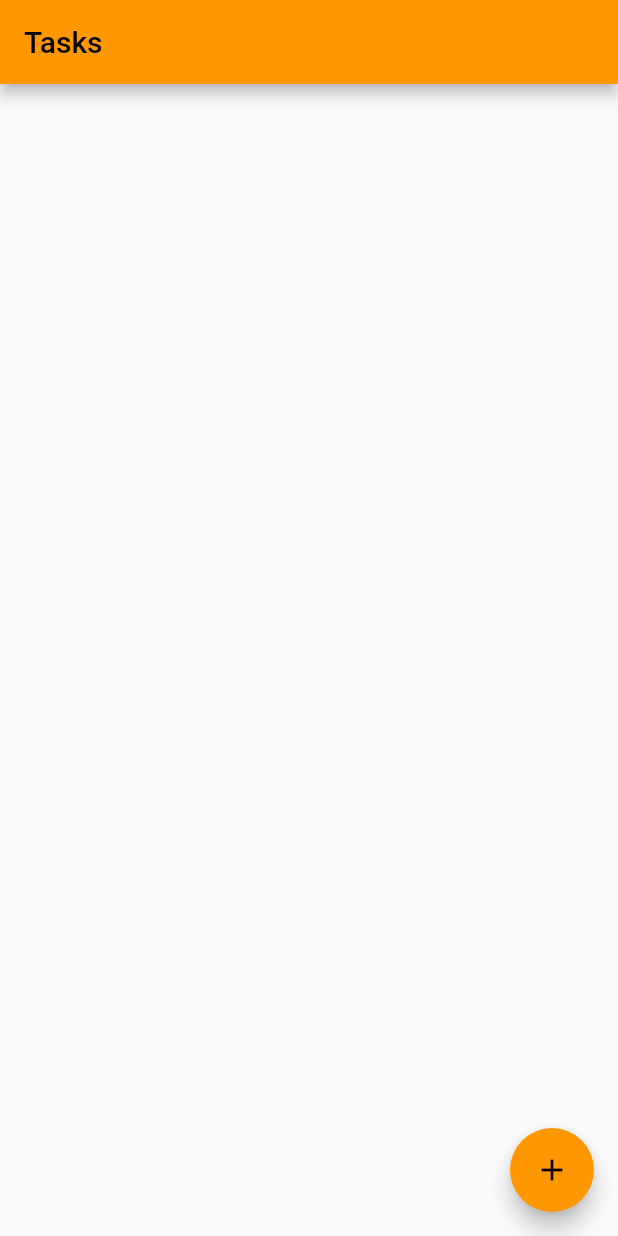
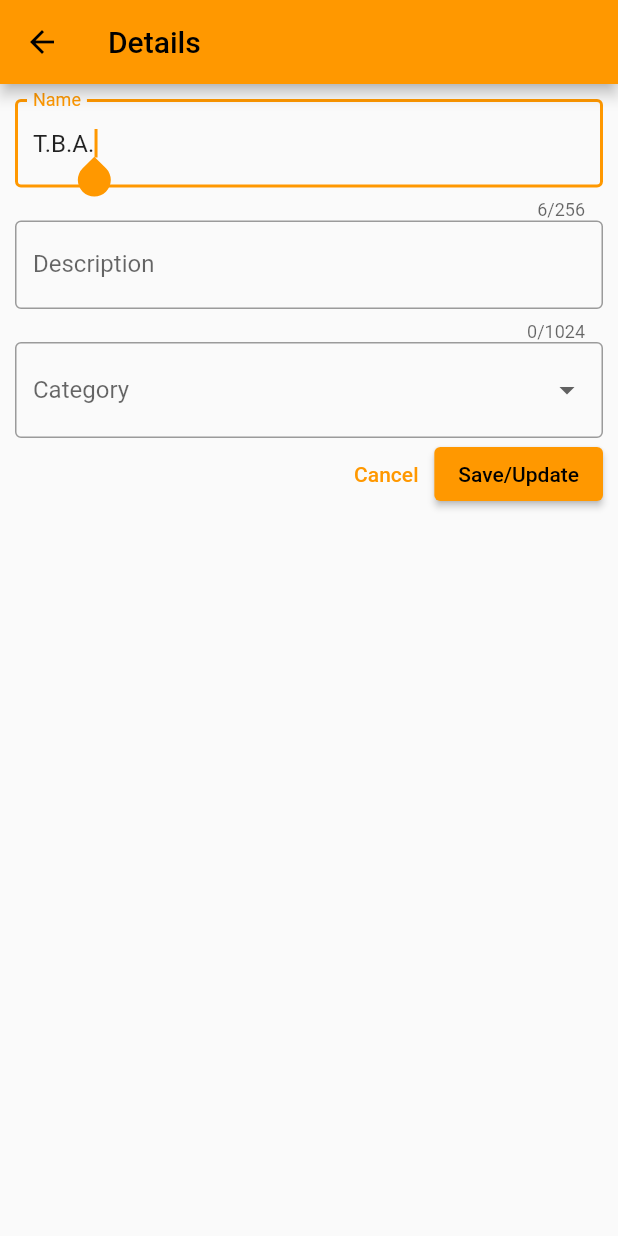
Before and after one commit to IanDarwin/todo_flutter_firebase, a Flutter app: the screen it shows after launch, after a tap on the "add" icon, on a phone screen of 412 x 824 dp. Run offline on Flutter 3.47's test engine with Material 2 defaults, Android fonts, the phone set to English and light mode, and no system bars; our stand-ins replace cloud_firestore, firebase_core; accounts and stored records are empty; generated files the repository leaves out were written again.

Commit message:
Create a New/Edit page. Not hooked to firebase db yet!

```diff
--- /dev/null
+++ b/lib/edit_page.dart
@@ -0,0 +1,109 @@
+import 'package:flutter/material.dart';
+
+import 'model/task.dart';
+
+class EditPage extends StatefulWidget {
+  final Task task;
+  const EditPage(this.task, {super.key});
+
+  @override
+  EditPageState createState() => EditPageState();
+}
+
+var categories = [
+  "Gardening",
+  "Work",
+  "Leisure",
+  "Reading",
+];
+
+class EditPageState extends State<EditPage> {
+  final GlobalKey<FormState> _formKey = GlobalKey<FormState>();
+  late FocusNode _focusNode;
+
+  EditPageState();
+
+  @override
+  Widget build(BuildContext context) {
+
+    return Scaffold(
+        appBar: AppBar(
+          title: const Text('Details'),
+        ),
+        body: Padding(
+        padding: const EdgeInsets.all(10),
+        child: Form(
+          key: _formKey,
+          child: Column(
+            children: <Widget>[
+              Row(children: [
+                Expanded(child:TextFormField(maxLength: 256,
+                    //focusNode: focusNode,
+                    decoration: const InputDecoration(
+                      border: OutlineInputBorder(),
+                      labelText: "Name",
+                    ),
+                    initialValue: widget.task.name,
+                    autofocus: true,
+                    autovalidateMode: AutovalidateMode.onUserInteraction,
+                    validator: (s) => s!.isEmpty ? 'Details required' : null,
+                    onChanged: (s) => widget.task.name = s,
+                    onSaved: (s) => widget.task.name = s!,
+                    )
+                ),
+              ]),
+              Row(children: [
+                Expanded(child:TextFormField(maxLength: 1024,
+                    decoration: const InputDecoration(
+                      border: OutlineInputBorder(),
+                      labelText: "Description",
+                    ),
+                    autovalidateMode: AutovalidateMode.onUserInteraction,
+                    validator: (s) => s!.isEmpty ? 'Details required' : null,
+                    onChanged: (s) => widget.task.description = s,
+                    onSaved: (s) => widget.task.description = s,
+                    ),
+                ),
+              ]),
+              DropdownButtonFormField<String>(
+                decoration: const InputDecoration(
+                  border: OutlineInputBorder(),
+                  labelText: "Category",
+                ),
+                // value: _selectedCategory,
+                isExpanded: true,
+                items: categories.map((String cat) {
+                  return DropdownMenuItem(
+                    value: cat,
+                    child: Text(cat),
+                  );
+                }).toList(),
+                onChanged: (value) => { /*XXX*/ },
+                validator: (s) => s == null || s == 'Required' ? "Category required" : null,
+              ),
+              Row(mainAxisAlignment: MainAxisAlignment.end,
+                  children:[
+                TextButton(
+                    child: const Text("Cancel"),
+                    onPressed: () {
+                      debugPrint("'Cancel command accepted.'");
+                      Navigator.pop(context, widget.task);
+                    }),
+                ElevatedButton(
+                    child: const Text("Save/Update"),
+                    onPressed: () {
+                      if (_formKey.currentState!.validate()) {
+                        debugPrint("Save/Update(${widget.task})");
+                        Navigator.pop(context, widget.task);
+                      } else {
+                        FocusScope.of(context).requestFocus(_focusNode);
+                      }
+                    }),
+              ]),
+            ],
+          ),
+        ),
+      ),
+    );
+  }
+}
--- a/lib/main.dart
+++ b/lib/main.dart
@@ -2,6 +2,7 @@ import 'package:flutter/material.dart';
 import 'package:todo_flutter_firebase/model/task.dart';
 import 'package:firebase_core/firebase_core.dart';
 import 'package:todo_flutter_firebase/services/todo.dart';
+import 'edit_page.dart';
 import 'firebase_options.dart';
 
 void main() async {
@@ -67,8 +68,11 @@ class _MyHomePageState extends State<MyHomePage> {
             appBar: AppBar(title: Text('Tasks')),
             body: Column(children:
               snapshot.data!.map((task) => ListTile(
-                leading: const Icon(Icons.check_box_outline_blank),
-                  title: Text(task.name),
+                leading: Checkbox(
+                    value: task.completed,
+                    onChanged: (val) => task.completed = val!,
+                ),
+                title: Text(task.name),
                 subtitle: Text(task.description??"(No details)"),
                 trailing: Wrap(children: [
                   const Icon(Icons.edit),
@@ -78,7 +82,8 @@ class _MyHomePageState extends State<MyHomePage> {
               ))
                 .toList()),
             floatingActionButton: FloatingActionButton(
-              onPressed: () => debugPrint("FAB"),
+              onPressed: () =>  Navigator.of(context).push(MaterialPageRoute(
+                  builder: (context) => (EditPage(Task("T.B.A."))))),
               tooltip: 'Increment',
               child: const Icon(Icons.add),
             ),
--- a/lib/model/task.dart
+++ b/lib/model/task.dart
@@ -3,6 +3,7 @@ import 'dart:convert';
 class Task {
 	String name;	// what to do
 	String? description; // more detailed
+	bool completed = false;
 	String? context;
 	DateTime? deadline;
 
```
